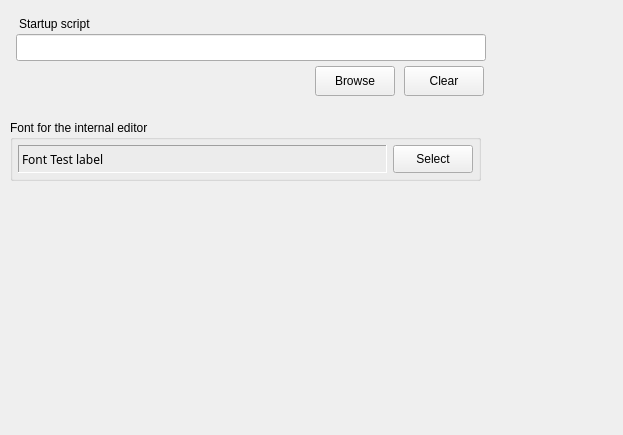
This is source/VIEW/DIALOGS/pythonSettings.ui in BALL-Project/ball as Qt 5 draws it before an edit. The edited form follows.
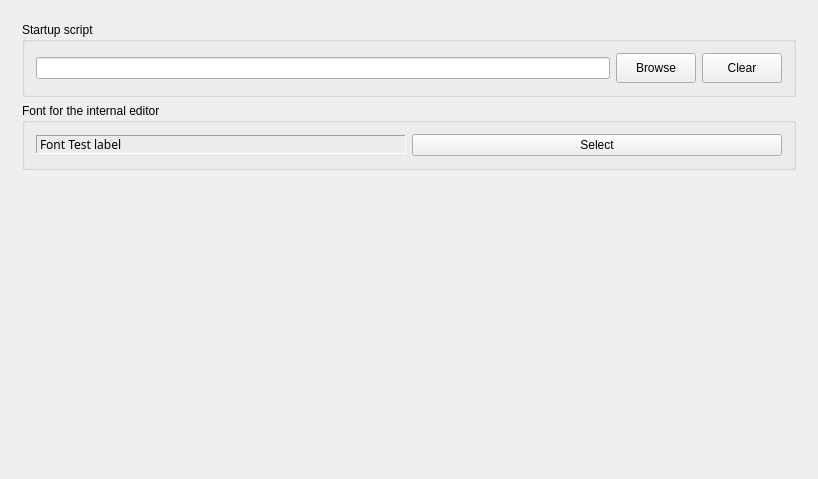
This is the edited form. Custom widgets are drawn as their Qt base class.

Commit message:
Relayout the Python settings
For this HotkeyTable had to be factored out into an own file.

```diff
--- a/source/VIEW/DIALOGS/pythonSettings.ui
+++ b/source/VIEW/DIALOGS/pythonSettings.ui
@@ -1,74 +1,41 @@
 <ui version="4.0" >
  <class>PythonSettingsData</class>
- <widget class="QWidget" name="PythonSettingsData" >
-  <property name="geometry" >
+ <widget class="QWidget" name="PythonSettingsData">
+  <property name="geometry">
    <rect>
     <x>0</x>
     <y>0</y>
-    <width>623</width>
-    <height>435</height>
+    <width>818</width>
+    <height>479</height>
    </rect>
   </property>
   <property name="windowTitle" >
    <string>Python</string>
   </property>
-  <widget class="QStackedWidget" name="widget_stack" >
-   <property name="geometry" >
-    <rect>
-     <x>0</x>
-     <y>0</y>
-     <width>611</width>
-     <height>440</height>
-    </rect>
-   </property>
-   <property name="currentIndex" >
+  <layout class="QVBoxLayout" name="verticalLayout">
+   <item>
+    <widget class="QStackedWidget" name="widget_stack">
+     <property name="currentIndex">
     <number>0</number>
    </property>
-   <widget class="QWidget" name="General" >
-    <widget class="QLabel" name="textLabel1" >
-     <property name="geometry" >
-      <rect>
-       <x>19</x>
-       <y>14</y>
-       <width>166</width>
-       <height>20</height>
-      </rect>
-     </property>
-     <property name="sizePolicy" >
-      <sizepolicy>
-       <hsizetype>0</hsizetype>
-       <vsizetype>0</vsizetype>
-       <horstretch>0</horstretch>
-       <verstretch>0</verstretch>
-      </sizepolicy>
-     </property>
-     <property name="text" >
+     <widget class="QWidget" name="General">
+      <layout class="QVBoxLayout" name="verticalLayout_2">
+       <item>
+        <widget class="QGroupBox" name="groupBox">
+         <property name="title">
       <string>Startup script</string>
      </property>
-    </widget>
-    <widget class="QLineEdit" name="script_edit" >
-     <property name="geometry" >
-      <rect>
-       <x>16</x>
-       <y>34</y>
-       <width>470</width>
-       <height>27</height>
-      </rect>
-     </property>
-     <property name="readOnly" >
+         <layout class="QHBoxLayout" name="horizontalLayout">
+          <item>
+           <widget class="QLineEdit" name="script_edit">
+            <property name="readOnly">
       <bool>true</bool>
      </property>
     </widget>
-    <widget class="QPushButton" name="choose_button" >
-     <property name="geometry" >
-      <rect>
-       <x>315</x>
-       <y>66</y>
-       <width>80</width>
-       <height>30</height>
-      </rect>
-     </property>
-     <property name="minimumSize" >
+          </item>
+          <item>
+           <widget class="QPushButton" name="choose_button">
+            <property name="minimumSize">
       <size>
        <width>80</width>
        <height>30</height>
@@ -78,16 +45,10 @@
       <string>Browse</string>
      </property>
     </widget>
-    <widget class="QPushButton" name="clear_button" >
-     <property name="geometry" >
-      <rect>
-       <x>404</x>
-       <y>66</y>
-       <width>80</width>
-       <height>30</height>
-      </rect>
-     </property>
-     <property name="minimumSize" >
+          </item>
+          <item>
+           <widget class="QPushButton" name="clear_button">
+            <property name="minimumSize">
       <size>
        <width>80</width>
        <height>30</height>
@@ -97,42 +58,25 @@
       <string>Clear</string>
      </property>
     </widget>
-    <widget class="QGroupBox" name="GroupBox1_2_2" >
-     <property name="geometry" >
-      <rect>
-       <x>10</x>
-       <y>120</y>
-       <width>471</width>
-       <height>61</height>
-      </rect>
-     </property>
-     <property name="title" >
+          </item>
+         </layout>
+        </widget>
+       </item>
+       <item>
+        <widget class="QGroupBox" name="GroupBox1_2_2">
+         <property name="title">
       <string>Font for the internal editor</string>
      </property>
-     <layout class="QHBoxLayout" >
-      <property name="margin" >
-       <number>5</number>
-      </property>
-      <property name="spacing" >
-       <number>6</number>
-      </property>
+         <layout class="QHBoxLayout" name="horizontalLayout_2">
       <item>
-       <widget class="QLabel" name="font_label" >
-        <property name="sizePolicy" >
-         <sizepolicy>
-          <hsizetype>3</hsizetype>
-          <vsizetype>3</vsizetype>
+           <widget class="QLabel" name="font_label">
+            <property name="sizePolicy">
+             <sizepolicy hsizetype="Preferred" vsizetype="Fixed">
           <horstretch>0</horstretch>
           <verstretch>0</verstretch>
          </sizepolicy>
         </property>
-        <property name="maximumSize" >
-         <size>
-          <width>400</width>
-          <height>190</height>
-         </size>
-        </property>
-        <property name="font" >
+            <property name="font">
          <font>
           <family>Sans Serif</family>
           <pointsize>9</pointsize>
@@ -161,22 +105,8 @@
        </widget>
       </item>
       <item>
-       <widget class="QPushButton" name="font_button" >
-        <property name="sizePolicy" >
-         <sizepolicy>
-          <hsizetype>0</hsizetype>
-          <vsizetype>0</vsizetype>
-          <horstretch>0</horstretch>
-          <verstretch>0</verstretch>
-         </sizepolicy>
-        </property>
-        <property name="minimumSize" >
-         <size>
-          <width>0</width>
-          <height>28</height>
-         </size>
-        </property>
-        <property name="toolTip" >
+           <widget class="QPushButton" name="font_button">
+            <property name="toolTip">
          <string>Select the font</string>
         </property>
         <property name="text" >
@@ -186,19 +116,37 @@
       </item>
      </layout>
     </widget>
-   </widget>
-   <widget class="QWidget" name="Hotkeys" >
-    <widget class="QWidget" name="widget" >
-     <property name="geometry" >
-      <rect>
-       <x>0</x>
-       <y>350</y>
-       <width>611</width>
-       <height>78</height>
-      </rect>
-     </property>
-     <layout class="QGridLayout" >
-      <property name="margin" >
+       </item>
+       <item>
+        <spacer name="verticalSpacer">
+         <property name="orientation">
+          <enum>Qt::Vertical</enum>
+         </property>
+         <property name="sizeHint" stdset="0">
+          <size>
+           <width>20</width>
+           <height>40</height>
+          </size>
+         </property>
+        </spacer>
+       </item>
+      </layout>
+     </widget>
+     <widget class="QWidget" name="Hotkeys">
+      <layout class="QVBoxLayout" name="verticalLayout_3">
+       <item>
+        <widget class="BALL::VIEW::HotkeyTable" name="table">
+         <attribute name="horizontalHeaderStretchLastSection">
+          <bool>true</bool>
+         </attribute>
+         <attribute name="horizontalHeaderStretchLastSection">
+          <bool>true</bool>
+         </attribute>
+        </widget>
+       </item>
+       <item>
+        <layout class="QGridLayout">
+         <property name="margin">
        <number>0</number>
       </property>
       <property name="spacing" >
@@ -288,11 +236,21 @@
        </widget>
       </item>
      </layout>
-    </widget>
-   </widget>
-  </widget>
- </widget>
- <layoutdefault spacing="6" margin="11" />
+       </item>
+      </layout>
+     </widget>
+    </widget>
+   </item>
+  </layout>
+ </widget>
+ <layoutdefault spacing="6" margin="11"/>
+ <customwidgets>
+  <customwidget>
+   <class>BALL::VIEW::HotkeyTable</class>
+   <extends>QTableView</extends>
+   <header location="global">BALL/VIEW/WIDGETS/hotkeyTable.h</header>
+  </customwidget>
+ </customwidgets>
  <includes>
   <include location="global" >BALL/COMMON/global.h</include>
  </includes>
```
Left out of the diff: 103 changed lines with no effect on the pictures. Lines whose indentation alone changed are shown as unchanged. The commit also changes 5 other files.
